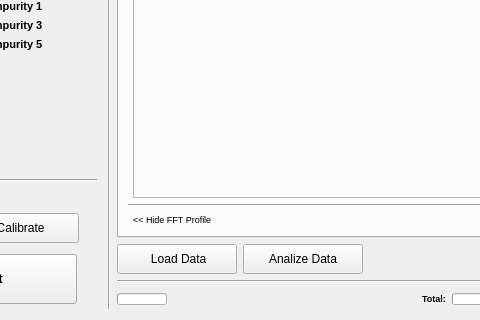
CesarCarvajal/Oxymetry-Backup-2018, file pol_panel.ui: the form before one commit; both pictures show x 214 to 694 and y 542 to 862 of the 1157 by 862 pixel window.
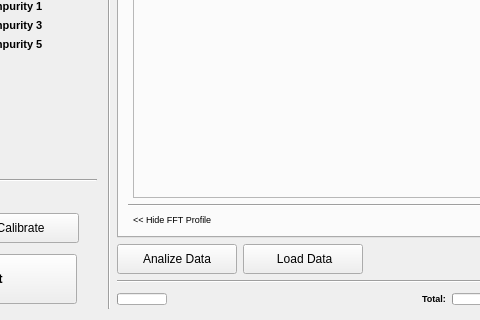
The form after the commit. The open tabs and pages were chosen to show the change. Icons and pictures are not drawn. Custom widgets are drawn as their Qt base class.

The edit to the form file:
```diff
--- a/pol_panel.ui
+++ b/pol_panel.ui
@@ -3438,6 +3438,41 @@
        </item>
        <item>
         <layout class="QHBoxLayout" name="horizontalLayout_5">
+         <item>
+          <widget class="QPushButton" name="button_AnalizeData">
+           <property name="enabled">
+            <bool>true</bool>
+           </property>
+           <property name="minimumSize">
+            <size>
+             <width>120</width>
+             <height>30</height>
+            </size>
+           </property>
+           <property name="maximumSize">
+            <size>
+             <width>120</width>
+             <height>30</height>
+            </size>
+           </property>
+           <property name="toolTip">
+            <string>Analize Data</string>
+           </property>
+           <property name="text">
+            <string>Analize Data</string>
+           </property>
+           <property name="icon">
+            <iconset resource="icons.qrc">
+             <normaloff>:/polarimeter/PC.ico</normaloff>:/polarimeter/PC.ico</iconset>
+           </property>
+           <property name="iconSize">
+            <size>
+             <width>20</width>
+             <height>20</height>
+            </size>
+           </property>
+          </widget>
+         </item>
          <item>
           <widget class="QPushButton" name="button_LoadData">
            <property name="minimumSize">
@@ -3470,41 +3505,6 @@
            </property>
           </widget>
          </item>
-         <item>
-          <widget class="QPushButton" name="button_AnalizeData">
-           <property name="enabled">
-            <bool>true</bool>
-           </property>
-           <property name="minimumSize">
-            <size>
-             <width>120</width>
-             <height>30</height>
-            </size>
-           </property>
-           <property name="maximumSize">
-            <size>
-             <width>120</width>
-             <height>30</height>
-            </size>
-           </property>
-           <property name="toolTip">
-            <string>Analize Data</string>
-           </property>
-           <property name="text">
-            <string>Analize Data</string>
-           </property>
-           <property name="icon">
-            <iconset resource="icons.qrc">
-             <normaloff>:/polarimeter/PC.ico</normaloff>:/polarimeter/PC.ico</iconset>
-           </property>
-           <property name="iconSize">
-            <size>
-             <width>20</width>
-             <height>20</height>
-            </size>
-           </property>
-          </widget>
-         </item>
          <item>
           <spacer name="horizontalSpacer_5">
            <property name="orientation">
```
Left out of the diff: 2 changed lines with no effect on the pictures.
